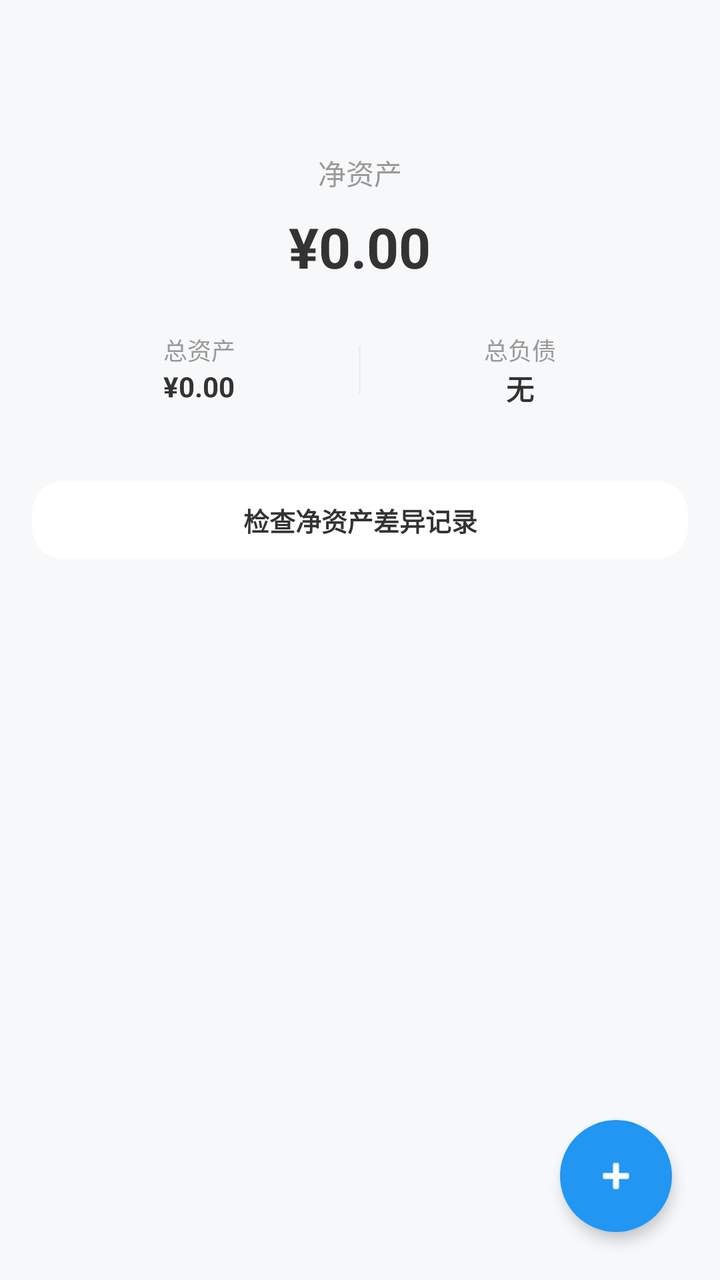
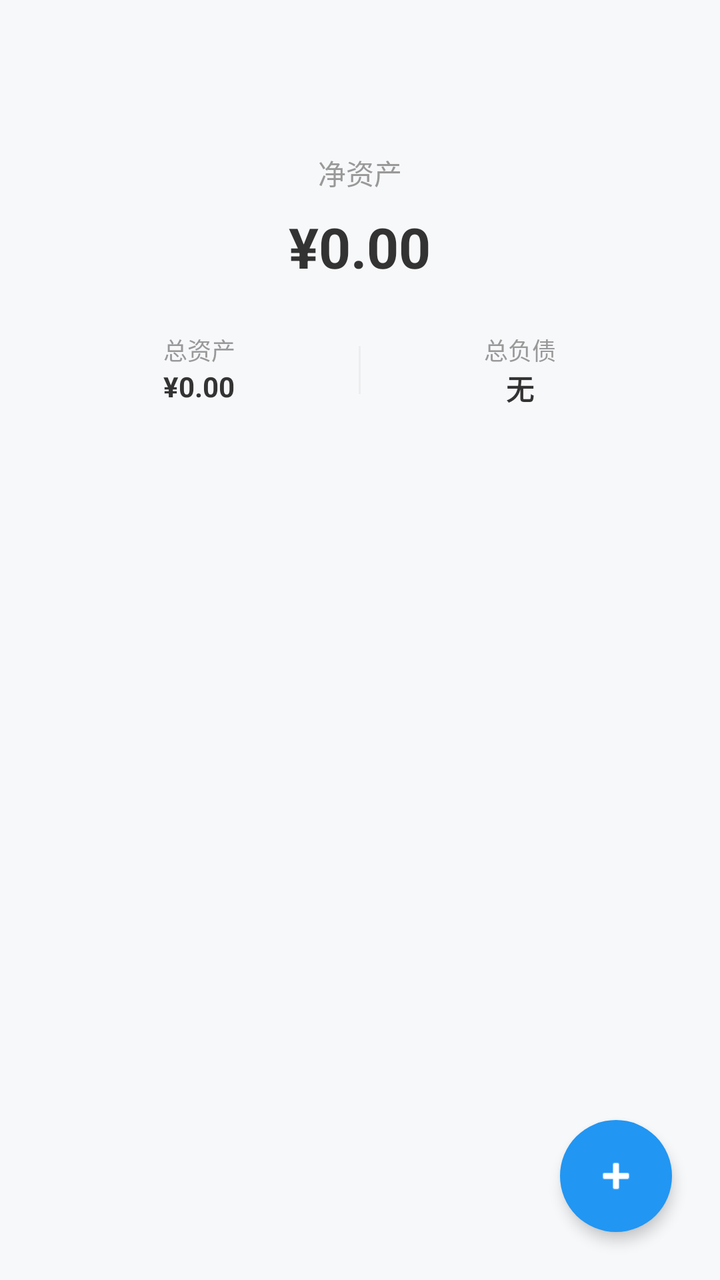

Before-and-after screenshots of an Android layout around one commit, followed by the original layout XML and the change that was made.
<!-- AndroidManifest.xml: application theme Theme.FlipAccounting -->
<!-- res/layout/fragment_assets.xml -->
<?xml version="1.0" encoding="utf-8"?>
<androidx.coordinatorlayout.widget.CoordinatorLayout xmlns:android="http://schemas.android.com/apk/res/android"
    xmlns:app="http://schemas.android.com/apk/res-auto"
    android:layout_width="match_parent"
    android:layout_height="match_parent"
    android:background="#F7F8FA">

    <com.google.android.material.appbar.AppBarLayout
        android:layout_width="match_parent"
        android:layout_height="wrap_content"
        android:background="@android:color/transparent"
        app:elevation="0dp">

        <LinearLayout
            android:layout_width="match_parent"
            android:layout_height="wrap_content"
            android:orientation="vertical"
            android:padding="20dp">

            
            <View
                android:layout_width="match_parent"
                android:layout_height="56dp" />

            <RelativeLayout
                android:layout_width="match_parent"
                android:layout_height="wrap_content">
                <TextView
                    android:layout_width="wrap_content"
                    android:layout_height="wrap_content"
                    android:layout_centerInParent="true"
                    android:text="净资产"
                    android:textColor="#999999"
                    android:textSize="@dimen/text_size_14" />
            </RelativeLayout>

            <TextView
                android:id="@+id/tv_net_asset"
                android:layout_width="wrap_content"
                android:layout_height="wrap_content"
                android:layout_gravity="center_horizontal"
                android:layout_marginTop="8dp"
                android:text="¥0.00"
                android:textColor="#333333"
                android:textSize="@dimen/text_size_28"
                android:textStyle="bold" />

            <TextView
                android:id="@+id/tv_rate_status"
                android:layout_width="wrap_content"
                android:layout_height="wrap_content"
                android:layout_gravity="center_horizontal"
                android:layout_marginTop="4dp"
                android:text="汇率状态：未初始化"
                android:textColor="#9E9E9E"
                android:textSize="@dimen/text_size_11"
                android:visibility="gone" />

            <LinearLayout
                android:layout_width="match_parent"
                android:layout_height="wrap_content"
                android:layout_marginTop="24dp"
                android:orientation="horizontal">

                <LinearLayout
                    android:layout_width="0dp"
                    android:layout_height="wrap_content"
                    android:layout_weight="1"
                    android:gravity="center"
                    android:orientation="vertical">
                    <TextView
                        android:layout_width="wrap_content"
                        android:layout_height="wrap_content"
                        android:text="总资产"
                        android:textColor="#999999"
                        android:textSize="@dimen/text_size_12" />
                    <TextView
                        android:id="@+id/tv_total_asset"
                        android:layout_width="wrap_content"
                        android:layout_height="wrap_content"
                        android:text="¥0.00"
                        android:textColor="#333333"
                        android:textStyle="bold" />
                </LinearLayout>

                <View
                    android:layout_width="1dp"
                    android:layout_height="24dp"
                    android:layout_gravity="center_vertical"
                    android:background="#EEEEEE" />

                <LinearLayout
                    android:layout_width="0dp"
                    android:layout_height="wrap_content"
                    android:layout_weight="1"
                    android:gravity="center"
                    android:orientation="vertical">
                    <TextView
                        android:layout_width="wrap_content"
                        android:layout_height="wrap_content"
                        android:text="总负债"
                        android:textColor="#999999"
                        android:textSize="@dimen/text_size_12" />
                    <TextView
                        android:id="@+id/tv_total_debt"
                        android:layout_width="wrap_content"
                        android:layout_height="wrap_content"
                        android:text="无"
                        android:textColor="#333333"
                        android:textStyle="bold" />
                </LinearLayout>
            </LinearLayout>
        </LinearLayout>
    </com.google.android.material.appbar.AppBarLayout>

    <androidx.core.widget.NestedScrollView
        android:id="@+id/nsv_assets"
        android:layout_width="match_parent"
        android:layout_height="match_parent"
        app:layout_behavior="@string/appbar_scrolling_view_behavior"
        android:overScrollMode="never"
        android:paddingBottom="96dp"
        android:clipToPadding="false">

        <LinearLayout
            android:layout_width="match_parent"
            android:layout_height="wrap_content"
            android:orientation="vertical"
            android:paddingHorizontal="16dp"
            android:paddingTop="8dp">

            
            <LinearLayout
                android:id="@+id/container_category_cards"
                android:layout_width="match_parent"
                android:layout_height="wrap_content"
                android:orientation="vertical"/>

            <TextView
                android:id="@+id/btn_asset_data_check"
                android:layout_width="match_parent"
                android:layout_height="wrap_content"
                android:layout_marginTop="8dp"
                android:layout_marginBottom="8dp"
                android:background="@drawable/bg_segmented_selected"
                android:gravity="center"
                android:paddingHorizontal="12dp"
                android:paddingVertical="10dp"
                android:text="检查净资产差异记录"
                android:textColor="#333333"
                android:textSize="@dimen/text_size_13"
                android:textStyle="bold" />

        </LinearLayout>
    </androidx.core.widget.NestedScrollView>

    <com.google.android.material.floatingactionbutton.FloatingActionButton
        android:id="@+id/fab_add_asset"
        android:layout_width="wrap_content"
        android:layout_height="wrap_content"
        android:layout_gravity="bottom|end"
        android:layout_margin="24dp"
        android:layout_marginBottom="80dp"
        android:src="@android:drawable/ic_input_add"
        app:backgroundTint="#2196F3"
        app:tint="@android:color/white"
        app:elevation="4dp"
        app:borderWidth="0dp"/>

</androidx.coordinatorlayout.widget.CoordinatorLayout>
<!-- resources referenced by this layout -->
<resources>
  <dimen name="text_size_11">12sp</dimen>
  <dimen name="text_size_12">12sp</dimen>
  <dimen name="text_size_13">13sp</dimen>
  <dimen name="text_size_14">14sp</dimen>
  <dimen name="text_size_28">28sp</dimen>
  <!-- drawable bg_segmented_selected (drawable) -->
  <?xml version="1.0" encoding="utf-8"?>
  <shape xmlns:android="http://schemas.android.com/apk/res/android">
      <solid android:color="#FFFFFF" />
      <corners android:radius="16dp" />
  </shape>
  <style name="Theme.FlipAccounting" parent="Theme.MaterialComponents.DayNight.NoActionBar">
          
          <item name="colorPrimary">#5C6BC0</item>
          <item name="colorPrimaryVariant">#3F51B5</item>
          <item name="colorOnPrimary">#FFFFFF</item>
          
          <item name="colorSecondary">#FF4081</item>
          <item name="colorSecondaryVariant">#F50057</item>
          <item name="colorOnSecondary">#FFFFFF</item>
  
          
          <item name="android:statusBarColor">#F5F7FA</item>
          <item name="android:windowLightStatusBar">true</item>
      </style>
</resources>

<!-- the commit's change to res/layout/fragment_assets.xml (unified diff, before → after) -->
@@ -17,7 +17,6 @@
             android:orientation="vertical"
             android:padding="20dp">
 
-            
             <View
                 android:layout_width="match_parent"
                 android:layout_height="56dp" />
@@ -25,6 +24,7 @@
             <RelativeLayout
                 android:layout_width="match_parent"
                 android:layout_height="wrap_content">
+
                 <TextView
                     android:layout_width="wrap_content"
                     android:layout_height="wrap_content"
@@ -68,12 +68,14 @@
                     android:layout_weight="1"
                     android:gravity="center"
                     android:orientation="vertical">
+
                     <TextView
                         android:layout_width="wrap_content"
                         android:layout_height="wrap_content"
                         android:text="总资产"
                         android:textColor="#999999"
                         android:textSize="@dimen/text_size_12" />
+
                     <TextView
                         android:id="@+id/tv_total_asset"
                         android:layout_width="wrap_content"
@@ -95,12 +97,14 @@
                     android:layout_weight="1"
                     android:gravity="center"
                     android:orientation="vertical">
+
                     <TextView
                         android:layout_width="wrap_content"
                         android:layout_height="wrap_content"
                         android:text="总负债"
                         android:textColor="#999999"
                         android:textSize="@dimen/text_size_12" />
+
                     <TextView
                         android:id="@+id/tv_total_debt"
                         android:layout_width="wrap_content"
@@ -117,10 +121,10 @@
         android:id="@+id/nsv_assets"
         android:layout_width="match_parent"
         android:layout_height="match_parent"
-        app:layout_behavior="@string/appbar_scrolling_view_behavior"
+        android:clipToPadding="false"
         android:overScrollMode="never"
         android:paddingBottom="96dp"
-        android:clipToPadding="false">
+        app:layout_behavior="@string/appbar_scrolling_view_behavior">
 
         <LinearLayout
             android:layout_width="match_parent"
@@ -129,28 +133,11 @@
             android:paddingHorizontal="16dp"
             android:paddingTop="8dp">
 
-            
             <LinearLayout
                 android:id="@+id/container_category_cards"
                 android:layout_width="match_parent"
                 android:layout_height="wrap_content"
-                android:orientation="vertical"/>
-
-            <TextView
-                android:id="@+id/btn_asset_data_check"
-                android:layout_width="match_parent"
-                android:layout_height="wrap_content"
-                android:layout_marginTop="8dp"
-                android:layout_marginBottom="8dp"
-                android:background="@drawable/bg_segmented_selected"
-                android:gravity="center"
-                android:paddingHorizontal="12dp"
-                android:paddingVertical="10dp"
-                android:text="检查净资产差异记录"
-                android:textColor="#333333"
-                android:textSize="@dimen/text_size_13"
-                android:textStyle="bold" />
-
+                android:orientation="vertical" />
         </LinearLayout>
     </androidx.core.widget.NestedScrollView>
 
@@ -163,8 +150,8 @@
         android:layout_marginBottom="80dp"
         android:src="@android:drawable/ic_input_add"
         app:backgroundTint="#2196F3"
-        app:tint="@android:color/white"
+        app:borderWidth="0dp"
         app:elevation="4dp"
-        app:borderWidth="0dp"/>
+        app:tint="@android:color/white" />
 
 </androidx.coordinatorlayout.widget.CoordinatorLayout>
<!-- resource entries referenced after the edit -->
@@ -2,15 +2,8 @@
 <resources>
   <dimen name="text_size_11">12sp</dimen>
   <dimen name="text_size_12">12sp</dimen>
-  <dimen name="text_size_13">13sp</dimen>
   <dimen name="text_size_14">14sp</dimen>
   <dimen name="text_size_28">28sp</dimen>
-  <!-- drawable bg_segmented_selected (drawable) -->
-  <?xml version="1.0" encoding="utf-8"?>
-  <shape xmlns:android="http://schemas.android.com/apk/res/android">
-      <solid android:color="#FFFFFF" />
-      <corners android:radius="16dp" />
-  </shape>
   <style name="Theme.FlipAccounting" parent="Theme.MaterialComponents.DayNight.NoActionBar">
           
           <item name="colorPrimary">#5C6BC0</item>
